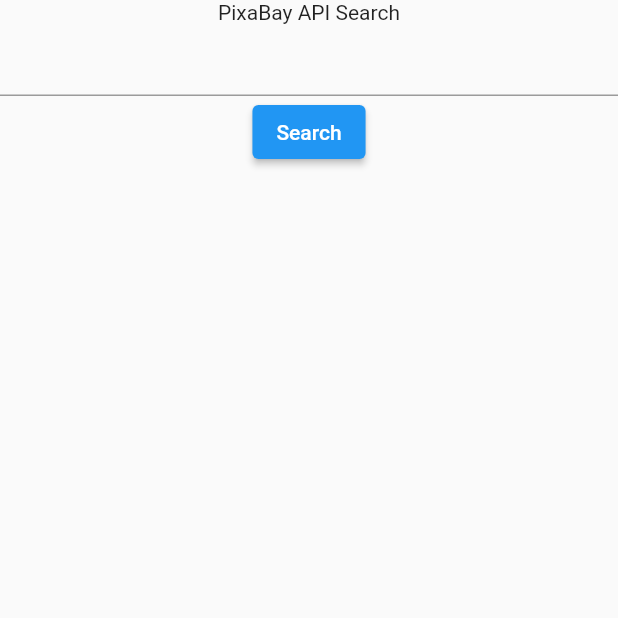
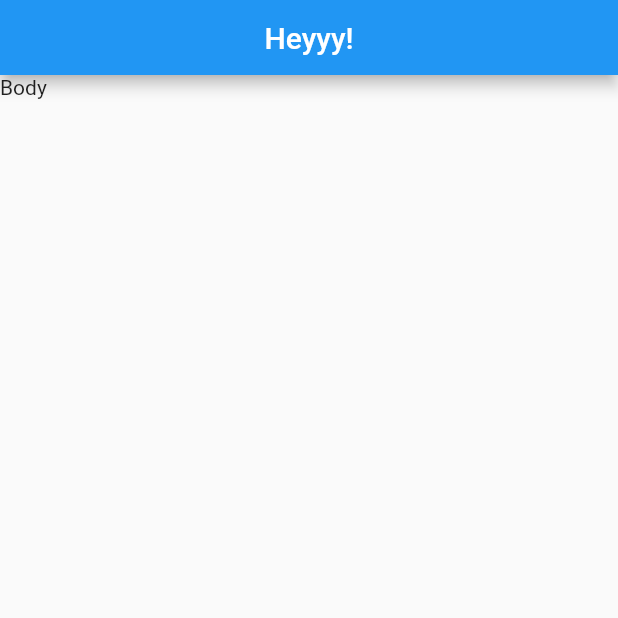
Before and after one commit to JJAHMEDAMER/Photo-Search-Pixabay-App, a Flutter app: the screen it shows after launch, on a phone screen of 412 x 824 dp, the top half of it. Run offline on Flutter 3.47's test engine with Material 2 defaults, Android fonts, the phone set to English and light mode, and no system bars.

Commit message:
create pages view

```diff
--- a/lib/main.dart
+++ b/lib/main.dart
@@ -1,5 +1,7 @@
 import 'package:flutter/material.dart';
 import 'package:flutter/services.dart';
+import 'package:photo_search_pixabay_app/pages/result_view.dart';
+import 'package:photo_search_pixabay_app/pages/search_view.dart';
 
 void main() {
   runApp(MyApp());
@@ -18,18 +20,7 @@
   @override
   Widget build(BuildContext context) {
     return MaterialApp(
-      home: Scaffold(
-        body: Column(
-          children: [
-            Text("PixaBay API Search"),
-            TextField(),
-            ElevatedButton(
-              onPressed: () {},
-              child: Text("Search"),
-            ),
-          ],
-        ),
-      ),
+      home: ResultView(),
     );
   }
 }
--- /dev/null
+++ b/lib/pages/result_view.dart
@@ -0,0 +1,23 @@
+import 'package:flutter/material.dart';
+
+class ResultView extends StatelessWidget {
+  const ResultView({super.key});
+
+  @override
+  Widget build(BuildContext context) {
+    return Scaffold(
+      appBar: AppBar(
+        title: Text("Heyyy!"),
+        centerTitle: true,
+        toolbarHeight: 50,
+      ),
+      body: Container(
+        child: Column(
+          children: [
+            Text("Body"),
+          ],
+        ),
+      ),
+    );
+  }
+}
```
Also changed, not shown: lib/pages/search_view.dart (added, +21 -0 lines).
